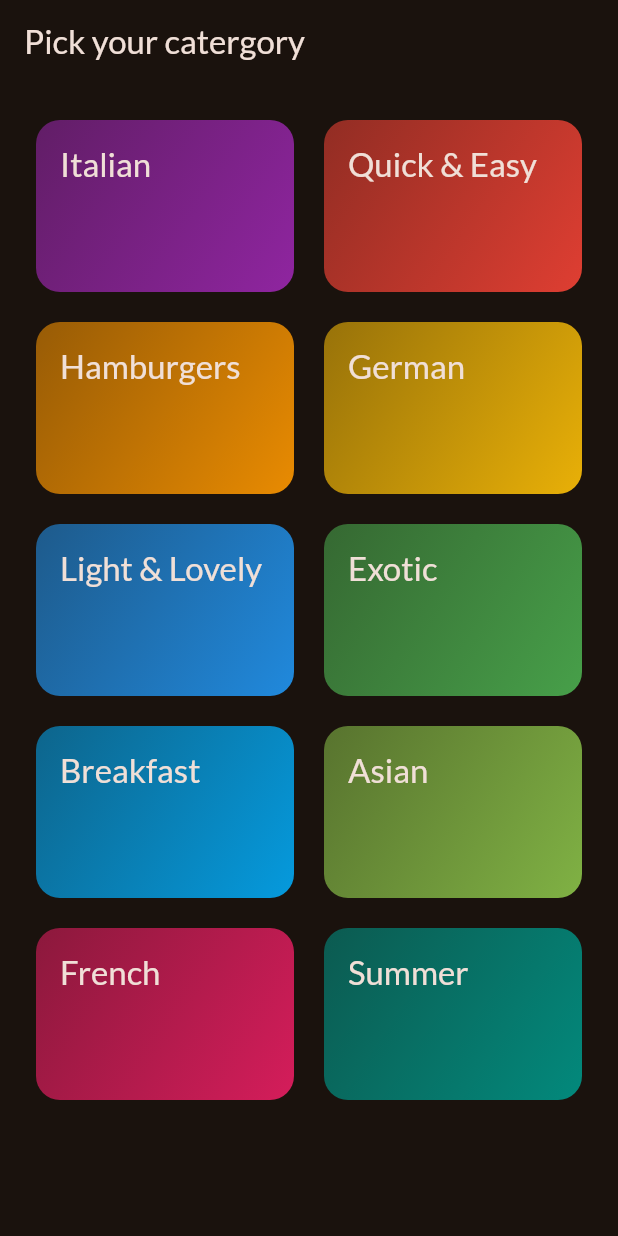
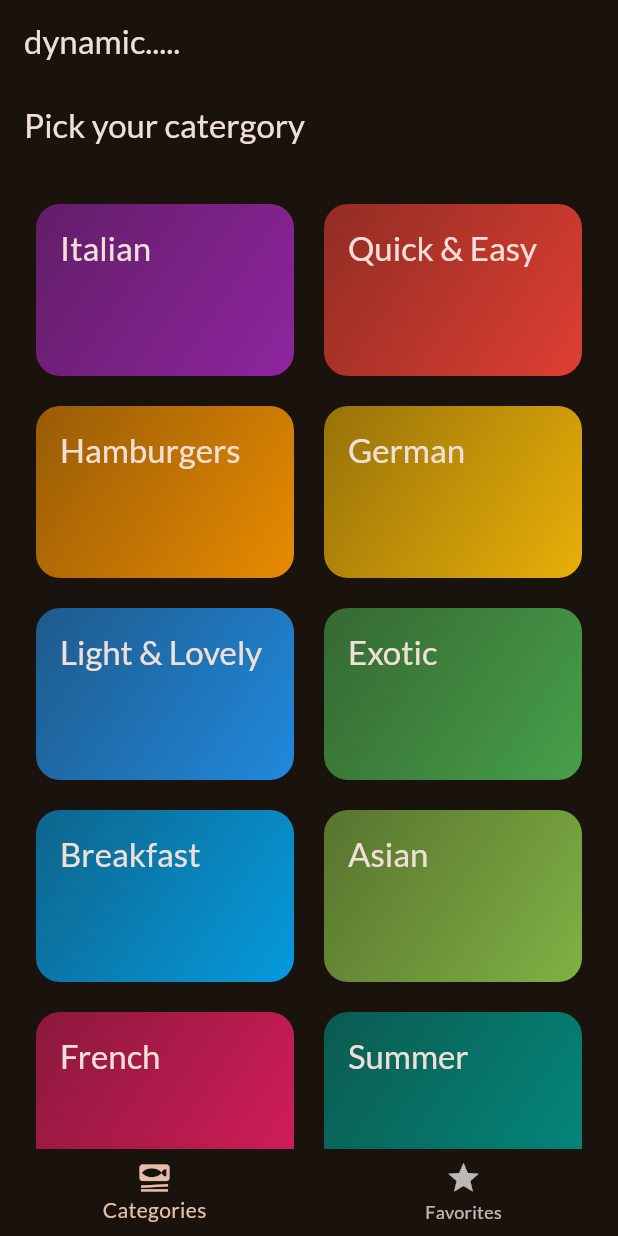
Before and after one commit to wtwente20/Flutter-Meals, a Flutter app: the screen it shows after launch, on a phone screen of 412 x 824 dp. Run offline on Flutter 3.47's test engine with Material 2 defaults, Android fonts, the phone set to English and light mode, and no system bars; our stand-ins replace google_fonts, transparent_image.

Commit message:
added bottomScreenNavigator, switched main to TabsScreen

```diff
--- a/lib/main.dart
+++ b/lib/main.dart
@@ -1,6 +1,6 @@
 import 'package:flutter/material.dart';
 import 'package:google_fonts/google_fonts.dart';
-import 'package:meals/screens/categories.dart';
+import 'package:meals/screens/tabs.dart';
 
 final theme = ThemeData(
   useMaterial3: true,
@@ -22,7 +22,7 @@ class App extends StatelessWidget {
   Widget build(BuildContext context) {
     return MaterialApp(
       theme: theme,
-      home: const CategoriesScreen()
+      home: const TabsScreen(),
     );
   }
 }
--- /dev/null
+++ b/lib/screens/tabs.dart
@@ -0,0 +1,47 @@
+import 'package:flutter/material.dart';
+import 'package:meals/screens/categories.dart';
+import 'package:meals/screens/meals.dart';
+
+class TabsScreen extends StatefulWidget {
+  const TabsScreen({super.key});
+
+  @override
+  State<TabsScreen> createState() {
+    return _TabsScreenState();
+  }
+}
+
+class _TabsScreenState extends State<TabsScreen> {
+  int _selectedPageIndex = 0;
+
+  void _selectPage(int index) {
+    setState(() {
+      _selectedPageIndex = index;
+    });
+  }
+
+  @override
+  Widget build(BuildContext context) {
+    Widget activePage = const CategoriesScreen();
+    var activePageTitle = 'Categories';
+
+    if(_selectedPageIndex == 1) {
+      activePage = MealsScreen(title: 'Favorites', meals: []);
+      activePageTitle ='Your Favorites';
+    }
+
+    return Scaffold(
+      appBar: AppBar(
+        title: Text('dynamic.....'),
+      ),
+      body: activePage,
+      bottomNavigationBar: BottomNavigationBar(
+        onTap: _selectPage,
+        items: const [
+          BottomNavigationBarItem(icon: Icon(Icons.set_meal), label: 'Categories',),
+          BottomNavigationBarItem(icon: Icon(Icons.star), label: 'Favorites',),
+        ],
+      ),
+    );
+  }
+}
```
